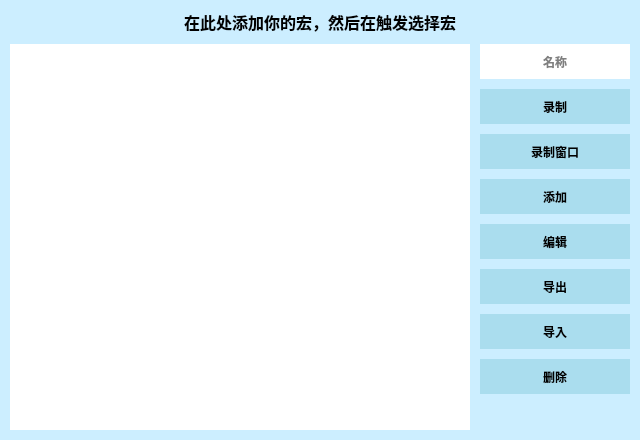
Qt form .ui/MacroUi.ui (ChiyukiGana/Quickinput) before a commit.
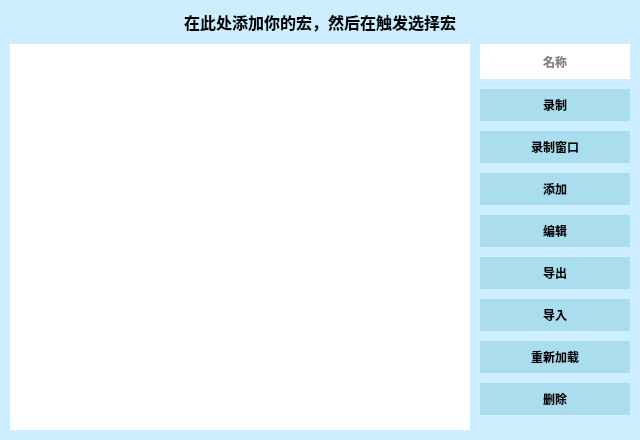
The same form after that commit. Icons and pictures are not drawn.

```diff
--- a/.ui/MacroUi.ui
+++ b/.ui/MacroUi.ui
@@ -53,7 +53,7 @@
    <item>
     <widget class="QWidget" name="clientWidget" native="true">
      <property name="styleSheet">
-      <string notr="true">*{color:black;border:none;outline:none;font-size:12px;font-family:&quot;Microsoft YaHei&quot;}QMainWindow,QDialog{border:1px solid gray}#titleWidget{background-color:white}#titleWidget *{font-size:14px}#titleWidget QPushButton,#titleWidget QCheckBox::indicator{background-color:#CCC;width:20px;height:20px;border-radius:10px}#titleWidget QCheckBox::indicator:checked{image:url(:/checked.png)}#clientWidget{background-color:#CEF}QMenu,#clientWidget QLineEdit,#clientWidget QTextEdit,#clientWidget QKeyEdit,#clientWidget QCheckBox::indicator,#clientWidget QRadioButton::indicator,#clientWidget QHeaderView,#clientWidget QHeaderView::section,#clientWidget QTableWidget,#clientWidget QTableWidget QTableCornerButton::section,#clientWidget QComboBox,#clientWidget QComboBox QAbstractItemView{background-color:white;color:black}#clientWidget QPushButton,#clientWidget QTabBar::tab,#clientWidget QTabBar::tab:first,#clientWidget QTabBar::tab:last{background-color:#ADE;color:black}#clientWidget QCheckBox::indicator,#clientWidget QRadioButton::indicator{width:20px;height:20px}#clientWidget QComboBox{padding-left:3px}QMenu::item:selected,#clientWidget QPushButton:hover,#clientWidget QCheckBox::indicator:hover,#clientWidget QRadioButton::indicator:hover,#clientWidget QTableWidget::item:hover,#clientWidget QTabBar::tab:hover,#clientWidget QTabBar::tab:first:hover,#clientWidget QTabBar::tab:last:hover{background-color:#BEF;color:black}#clientWidget QTableWidget::item:selected{background-color:#CEF;color:black}#clientWidget QTabBar::tab:selected,#clientWidget QTabBar::tab:first:selected,#clientWidget QTabBar::tab:last:selected{background-color:#CEF;color:black}#clientWidget QCheckBox::indicator:checked,#clientWidget QRadioButton::indicator:checked{image:url(:/checked.png)}#clientWidget QPushButton:disabled,#clientWidget QCheckBox:disabled,#clientWidget QRadioButton:disabled{color:gray}#clientWidget #bnWndActive,#clientWidget #bnPos,#clientWidget #bnColorRect{background-color:white}</string>
+      <string notr="true">*{color:black;border:none;outline:none;font-size:12px;font-family:&quot;Microsoft YaHei&quot;}QMainWindow,QDialog{border:1px solid gray}#titleWidget{background-color:white}#titleWidget *{font-size:14px}#titleWidget QPushButton,#titleWidget QCheckBox::indicator{background-color:#CCC;width:20px;height:20px;border-radius:10px}#titleWidget QCheckBox::indicator:checked{image:url(:/checked.png)}#clientWidget{background-color:#CEF}QMenu,#clientWidget QLineEdit,#clientWidget QTextEdit,#clientWidget QKeyEdit,#clientWidget QCheckBox::indicator,#clientWidget QRadioButton::indicator,#clientWidget QHeaderView,#clientWidget QHeaderView::section,#clientWidget QTableWidget,#clientWidget QTableWidget QTableCornerButton::section,#clientWidget QComboBox,#clientWidget QComboBox QAbstractItemView{background-color:white;color:black}#clientWidget QPushButton,#clientWidget QTabBar::tab,#clientWidget QTabBar::tab:first,#clientWidget QTabBar::tab:last{background-color:#ADE;color:black}#clientWidget QCheckBox::indicator,#clientWidget QRadioButton::indicator{width:20px;height:20px}#clientWidget QComboBox{padding-left:3px}QMenu::item:selected,#clientWidget QPushButton:hover,#clientWidget QCheckBox::indicator:hover,#clientWidget QRadioButton::indicator:hover,#clientWidget QTableWidget::item:hover,#clientWidget QTabBar::tab:hover,#clientWidget QTabBar::tab:first:hover,#clientWidget QTabBar::tab:last:hover{background-color:#BEF;color:black}#clientWidget QTableWidget::item:selected{background-color:#CEF;color:black}#clientWidget QTabBar::tab:selected,#clientWidget QTabBar::tab:first:selected,#clientWidget QTabBar::tab:last:selected{background-color:#CEF;color:black}#clientWidget QCheckBox::indicator:checked,#clientWidget QRadioButton::indicator:checked{image:url(:/checked.png)}#clientWidget QPushButton:disabled,#clientWidget QCheckBox:disabled,#clientWidget QRadioButton:disabled{color:gray}#clientWidget #bnWndActive,#clientWidget #bnPos,#clientWidget #bnColorRect,#clientWidget #bnImageRect,#clientWidget #bnImageShot{background-color:white}</string>
      </property>
      <layout class="QVBoxLayout" name="verticalLayout">
       <property name="spacing">
@@ -215,7 +215,7 @@
             <property name="minimumSize">
              <size>
               <width>0</width>
-              <height>35</height>
+              <height>32</height>
              </size>
             </property>
             <property name="font">
@@ -248,7 +248,7 @@
             <property name="minimumSize">
              <size>
               <width>0</width>
-              <height>35</height>
+              <height>32</height>
              </size>
             </property>
             <property name="font">
@@ -281,7 +281,7 @@
             <property name="minimumSize">
              <size>
               <width>0</width>
-              <height>35</height>
+              <height>32</height>
              </size>
             </property>
             <property name="font">
@@ -314,7 +314,7 @@
             <property name="minimumSize">
              <size>
               <width>0</width>
-              <height>35</height>
+              <height>32</height>
              </size>
             </property>
             <property name="font">
@@ -347,7 +347,7 @@
             <property name="minimumSize">
              <size>
               <width>0</width>
-              <height>35</height>
+              <height>32</height>
              </size>
             </property>
             <property name="font">
@@ -380,7 +380,7 @@
             <property name="minimumSize">
              <size>
               <width>0</width>
-              <height>35</height>
+              <height>32</height>
              </size>
             </property>
             <property name="font">
@@ -402,6 +402,39 @@
             </property>
            </widget>
           </item>
+          <item>
+           <widget class="QPushButton" name="bnLoad">
+            <property name="sizePolicy">
+             <sizepolicy hsizetype="Preferred" vsizetype="Fixed">
+              <horstretch>0</horstretch>
+              <verstretch>0</verstretch>
+             </sizepolicy>
+            </property>
+            <property name="minimumSize">
+             <size>
+              <width>0</width>
+              <height>32</height>
+             </size>
+            </property>
+            <property name="font">
+             <font>
+              <family>Microsoft YaHei</family>
+              <pointsize>-1</pointsize>
+              <weight>75</weight>
+              <bold>true</bold>
+             </font>
+            </property>
+            <property name="cursor">
+             <cursorShape>PointingHandCursor</cursorShape>
+            </property>
+            <property name="focusPolicy">
+             <enum>Qt::ClickFocus</enum>
+            </property>
+            <property name="text">
+             <string>重新加载</string>
+            </property>
+           </widget>
+          </item>
           <item>
            <widget class="QPushButton" name="bnDel">
             <property name="sizePolicy">
@@ -413,7 +446,7 @@
             <property name="minimumSize">
              <size>
               <width>0</width>
-              <height>35</height>
+              <height>32</height>
              </size>
             </property>
             <property name="font">
```
